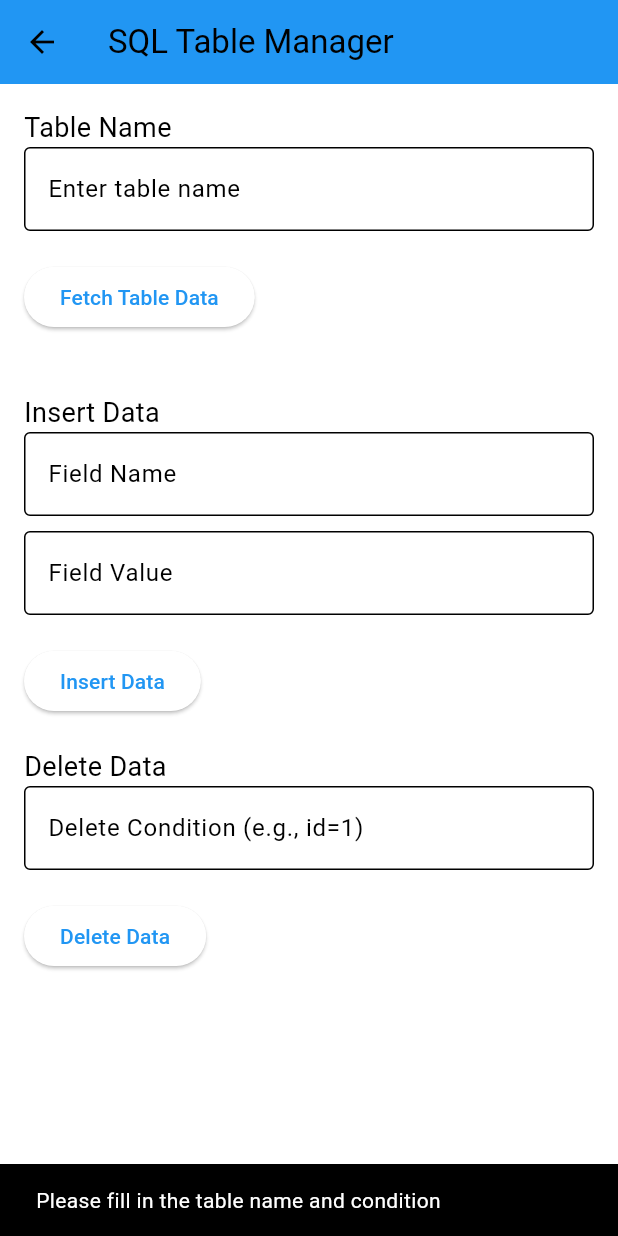
After one commit to emoody0/indoor-locator, a Flutter app: the ManageSQLPage screen opened directly, after a tap on "Delete Data", on a phone screen of 412 x 824 dp. The commit adds this screen. Run offline on Flutter 3.47's test engine with Material 3 defaults, Android fonts, the phone set to English and light mode, and no system bars; our stand-ins replace sqflite, sqflite_common_ffi; missing offline and left inert: mqtt_client, mysql1; accounts and stored records are empty.

Commit message:
UI Page for SQL
You can't view the table in the UI yet  but it still is viewable in the terminal and can insert data.

```diff
--- a/lib/admin.dart
+++ b/lib/admin.dart
@@ -4,6 +4,7 @@ import 'settings.dart';
 import '../../log_view/view_logs.dart';
 import '../../log_view/view_alerts.dart';
 import '../../server/mqtt.dart';
+import '../../server/manage_sql_page.dart'; // Import the new SQL management page
 
 class AdminPortal extends StatelessWidget {
   const AdminPortal({super.key});
@@ -86,6 +87,18 @@ class AdminPortal extends StatelessWidget {
               },
             ),
             ListTile(
+              leading: const Icon(Icons.table_chart),
+              title: const Text('Manage SQL Tables'),
+              onTap: () {
+                Navigator.push(
+                  context,
+                  MaterialPageRoute(
+                    builder: (context) => const ManageSQLPage(),
+                  ),
+                );
+              },
+            ),
+            ListTile(
               leading: const Icon(Icons.logout),
               title: const Text('Log Out'),
               onTap: () {
--- a/lib/server/database_service.dart
+++ b/lib/server/database_service.dart
@@ -26,31 +26,33 @@ class DatabaseService {
     }
   }
 
-  /// Fetch all rows from a specific table
-  static Future<void> fetchData(String tableName) async {
-    print('Fetching data from table: $tableName...');
+
+  static Future<List<Map<String, dynamic>>> fetchData(String tableName) async {
+    final conn = await MySqlConnection.connect(settings);
     try {
-      final conn = await MySqlConnection.connect(settings);
-      print('[SUCCESS] Connected to the database.');
+      print('[INFO] Querying table: $tableName');
+      final results = await conn.query('SELECT * FROM $tableName');
 
-      // Execute a SELECT query
-      var results = await conn.query('SELECT * FROM $tableName');
-      print('[INFO] Query executed successfully.');
-      if (results.isEmpty) {
-        print('[INFO] No data found in the table: $tableName');
-      } else {
-        for (var row in results) {
-          print('[DATA] Row: $row');
+      // Convert the results into a list of maps
+      final data = results.map((row) {
+        final map = <String, dynamic>{};
+        for (var columnName in row.fields.keys) {
+          map[columnName] = row[columnName];
         }
-      }
+        return map;
+      }).toList();
 
-      // Close the connection
+      print('[SUCCESS] Data fetched successfully: $data');
+      return data;
+    } catch (e) {
+      print('[ERROR] Failed to query table: $e');
+      rethrow; // Rethrow the error for handling in the UI
+    } finally {
       await conn.close();
       print('[INFO] Database connection closed.');
-    } catch (e) {
-      print('[ERROR] Failed to fetch data: $e');
     }
   }
+
 
   /// Insert data into a specific table
   static Future<void> insertData(String tableName, Map<String, dynamic> data) async {
@@ -77,4 +79,23 @@ class DatabaseService {
       print('[ERROR] Failed to insert data: $e');
     }
   }
+
+
+  static Future<void> deleteData(String tableName, String condition) async {
+  final conn = await MySqlConnection.connect(settings);
+  try {
+    // Execute the DELETE query
+    final query = 'DELETE FROM $tableName WHERE $condition';
+    print('[INFO] Executing query: $query');
+    await conn.query(query);
+    print('[SUCCESS] Data deleted successfully from $tableName');
+  } catch (e) {
+    print('[ERROR] Failed to delete data: $e');
+    rethrow; // Rethrow the error for handling in the UI
+  } finally {
+    await conn.close();
+    print('[INFO] Database connection closed.');
+  }
 }
+
+}
--- /dev/null
+++ b/lib/server/manage_sql_page.dart
@@ -0,0 +1,209 @@
+import 'package:flutter/material.dart';
+import 'database_service.dart'; // Import the database service
+
+class ManageSQLPage extends StatefulWidget {
+  const ManageSQLPage({super.key});
+
+  @override
+  _ManageSQLPageState createState() => _ManageSQLPageState();
+}
+
+class _ManageSQLPageState extends State<ManageSQLPage> {
+  // Controllers for input fields
+  final TextEditingController _tableNameController = TextEditingController();
+  final TextEditingController _fieldNameController = TextEditingController();
+  final TextEditingController _fieldValueController = TextEditingController();
+  final TextEditingController _deleteConditionController = TextEditingController();
+
+  // To display fetched data
+  List<Map<String, dynamic>> _tableData = [];
+  bool _isLoading = false;
+
+  // Fetch data from the specified table
+  Future<void> _fetchTableData() async {
+    setState(() {
+      _isLoading = true;
+      _tableData = [];
+    });
+
+    final tableName = _tableNameController.text.trim();
+    if (tableName.isEmpty) {
+      ScaffoldMessenger.of(context).showSnackBar(
+        const SnackBar(content: Text('Please enter a table name')),
+      );
+      setState(() {
+        _isLoading = false;
+      });
+      return;
+    }
+
+    try {
+      print('[INFO] Fetching data from table: $tableName');
+      await DatabaseService.fetchData(tableName);
+      // For simplicity, simulate fetching data into _tableData
+      // Replace with actual logic from fetchData()
+      _tableData = [
+        {'id': 1, 'name': 'John', 'age': 30},
+        {'id': 2, 'name': 'Jane', 'age': 25},
+      ];
+      print('[SUCCESS] Data fetched successfully');
+    } catch (e) {
+      print('[ERROR] Failed to fetch table data: $e');
+    }
+
+    setState(() {
+      _isLoading = false;
+    });
+  }
+
+  // Insert data into the specified table
+  Future<void> _insertTableData() async {
+    final tableName = _tableNameController.text.trim();
+    final fieldName = _fieldNameController.text.trim();
+    final fieldValue = _fieldValueController.text.trim();
+
+    if (tableName.isEmpty || fieldName.isEmpty || fieldValue.isEmpty) {
+      ScaffoldMessenger.of(context).showSnackBar(
+        const SnackBar(content: Text('Please fill in all fields')),
+      );
+      return;
+    }
+
+    try {
+      print('[INFO] Inserting data into table: $tableName');
+      await DatabaseService.insertData(tableName, {fieldName: fieldValue});
+      ScaffoldMessenger.of(context).showSnackBar(
+        const SnackBar(content: Text('Data inserted successfully')),
+      );
+      print('[SUCCESS] Data inserted successfully');
+    } catch (e) {
+      print('[ERROR] Failed to insert data: $e');
+      ScaffoldMessenger.of(context).showSnackBar(
+        SnackBar(content: Text('Failed to insert data: $e')),
+      );
+    }
+  }
+
+  Future<void> _deleteTableData() async {
+  final tableName = _tableNameController.text.trim();
+  final deleteCondition = _deleteConditionController.text.trim();
+
+  if (tableName.isEmpty || deleteCondition.isEmpty) {
+    ScaffoldMessenger.of(context).showSnackBar(
+      const SnackBar(content: Text('Please fill in the table name and condition')),
+    );
+    return;
+  }
+
+  try {
+    print('[INFO] Deleting data from table: $tableName with condition: $deleteCondition');
+
+    // Call the database service to delete the data
+    await DatabaseService.deleteData(tableName, deleteCondition);
+
+    ScaffoldMessenger.of(context).showSnackBar(
+      const SnackBar(content: Text('Data deleted successfully')),
+    );
+    print('[SUCCESS] Data deleted successfully');
+  } catch (e) {
+    print('[ERROR] Failed to delete data: $e');
+    ScaffoldMessenger.of(context).showSnackBar(
+      SnackBar(content: Text('Failed to delete data: $e')),
+    );
+  }
+}
+
+  @override
+  Widget build(BuildContext context) {
+    return Scaffold(
+      appBar: AppBar(
+        title: const Text('SQL Table Manager'),
+        backgroundColor: Colors.blue,
+      ),
+      body: SingleChildScrollView(
+        child: Padding(
+          padding: const EdgeInsets.all(16.0),
+          child: Column(
+            crossAxisAlignment: CrossAxisAlignment.start,
+            children: [
+              const Text('Table Name', style: TextStyle(fontSize: 18)),
+              TextField(
+                controller: _tableNameController,
+                decoration: const InputDecoration(
+                  border: OutlineInputBorder(),
+                  labelText: 'Enter table name',
+                ),
+              ),
+              const SizedBox(height: 20),
+
+              ElevatedButton(
+                onPressed: _fetchTableData,
+                child: const Text('Fetch Table Data'),
+              ),
+              const SizedBox(height: 20),
+
+              if (_isLoading)
+                const Center(child: CircularProgressIndicator())
+              else if (_tableData.isNotEmpty)
+                SingleChildScrollView(
+                  scrollDirection: Axis.horizontal,
+                  child: DataTable(
+                    columns: _tableData.first.keys
+                        .map((key) => DataColumn(label: Text(key)))
+                        .toList(),
+                    rows: _tableData
+                        .map(
+                          (row) => DataRow(
+                            cells: row.values
+                                .map((value) => DataCell(Text(value.toString())))
+                                .toList(),
+                          ),
+                        )
+                        .toList(),
+                  ),
+                ),
+
+              const SizedBox(height: 20),
+              const Text('Insert Data', style: TextStyle(fontSize: 18)),
+              TextField(
+                controller: _fieldNameController,
+                decoration: const InputDecoration(
+                  border: OutlineInputBorder(),
+                  labelText: 'Field Name',
+                ),
+              ),
+              const SizedBox(height: 10),
+              TextField(
+                controller: _fieldValueController,
+                decoration: const InputDecoration(
+                  border: OutlineInputBorder(),
+                  labelText: 'Field Value',
+                ),
+              ),
+              const SizedBox(height: 20),
+              ElevatedButton(
+                onPressed: _insertTableData,
+                child: const Text('Insert Data'),
+              ),
+
+              const SizedBox(height: 20),
+              const Text('Delete Data', style: TextStyle(fontSize: 18)),
+              TextField(
+                controller: _deleteConditionController,
+                decoration: const InputDecoration(
+                  border: OutlineInputBorder(),
+                  labelText: 'Delete Condition (e.g., id=1)',
+                ),
+              ),
+              const SizedBox(height: 20),
+              ElevatedButton(
+                onPressed: _deleteTableData,
+                child: const Text('Delete Data'),
+              ),
+            ],
+          ),
+        ),
+      ),
+    );
+  }
+}
```
Also changed, not shown: lib/main.dart (+2 -8 lines).
